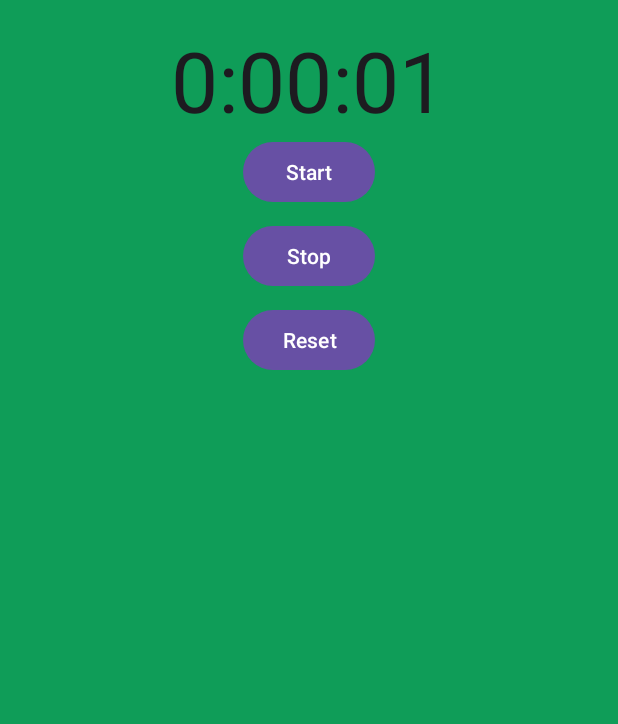
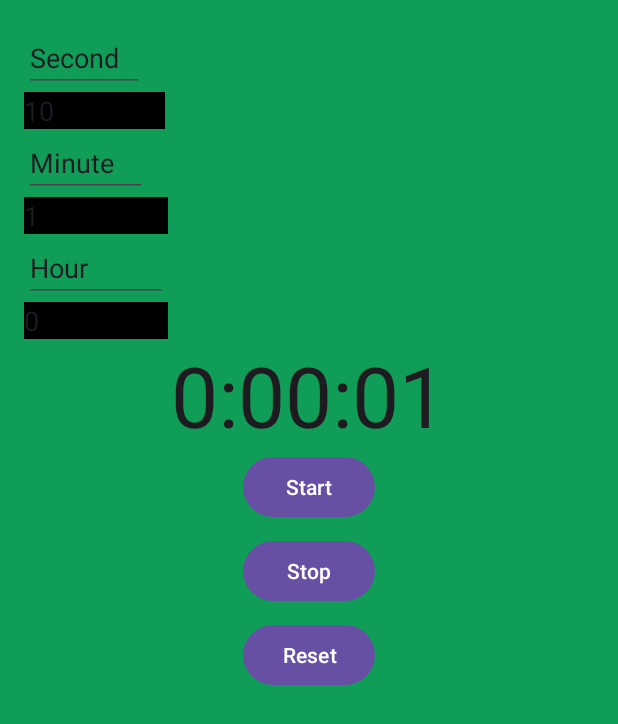
Before and after one commit to WilliamNorboe/Stopwatch-App, an Android app: the screen it shows after launch (MainActivity), after a tap on "Start", on a phone screen of 412 x 824 dp. Shown: the top 724 px of the screen. Run offline under Robolectric (Android 15) with nearby library versions, the light colour scheme and no system bars.

Commit message:
beeping works without pausing timer

```diff
--- a/app/src/main/java/org/geeksforgeeks/stopwatch/MainActivity.java
+++ b/app/src/main/java/org/geeksforgeeks/stopwatch/MainActivity.java
@@ -7,10 +7,19 @@ import android.os.Bundle;
 
 import android.os.Handler;
 import android.view.View;
+
+import java.io.File;
 import java.util.Locale;
+import java.util.Timer;
+import java.util.TimerTask;
 
+import android.widget.EditText;
 import android.widget.TextView;
 
+import org.w3c.dom.Document;
+
+import javax.xml.parsers.DocumentBuilder;
+import javax.xml.parsers.DocumentBuilderFactory;
 
 
 public class MainActivity extends AppCompatActivity{
@@ -31,7 +40,15 @@ public class MainActivity extends AppCompatActivity{
 
     private boolean wasRunning;
     MediaPlayer beep;
-
+    Timer time;
+    TimerTask interval = new TimerTask() {
+        @Override
+        public void run() {
+            beep.start();
+        }
+    };
+    int totalSecond = -1;
+    boolean beeping = false;
     @Override
     protected void onCreate(Bundle savedInstanceState)
     {
@@ -39,6 +56,11 @@ public class MainActivity extends AppCompatActivity{
         super.onCreate(savedInstanceState);
         beep = MediaPlayer.create(this, R.raw.beep);
         setContentView(R.layout.activity_main);
+
+        time = new Timer();
+
+//        time.schedule(test, 0, 600);
+//        time.schedule(test, 0, 2000);
         if (savedInstanceState != null) {
 
             // Get the previous state of the stopwatch
@@ -87,6 +109,7 @@ public class MainActivity extends AppCompatActivity{
     @Override
     protected void onResume()
     {
+        time = new Timer();
         super.onResume();
         if (wasRunning) {
             running = true;
@@ -99,8 +122,26 @@ public class MainActivity extends AppCompatActivity{
     // when the Start button is clicked.
     public void onClickStart(View view)
     {
+        if(totalSecond < 0){
+            EditText mEdit   = (EditText)findViewById(R.id.editText1);
+            String t = mEdit.getText().toString();
+            int second = Integer.parseInt(t);
+
+            mEdit   = (EditText)findViewById(R.id.editText);
+            t = mEdit.getText().toString();
+            int minute = Integer.parseInt(t);
+
+            mEdit = (EditText)findViewById(R.id.editText2);
+            t = mEdit.getText().toString();
+            int hour = Integer.parseInt(t);
+
+            totalSecond = 0;
+            totalSecond += hour * 3600;
+            totalSecond += minute * 60;
+            totalSecond += second;
+        }
         running = true;
-        beep.start();
+//        beep.start();
     }
 
     // Stop the stopwatch running
@@ -109,6 +150,10 @@ public class MainActivity extends AppCompatActivity{
     // when the Stop button is clicked.
     public void onClickStop(View view)
     {
+//        time.schedule(interval, 0, 0);
+        time.cancel();
+        time.purge();
+        beeping = false;
         running = false;
     }
 
@@ -120,7 +165,10 @@ public class MainActivity extends AppCompatActivity{
     {
         running = false;
         seconds = 0;
+        totalSecond = -1;
+        beeping = false;
     }
+
 
     // Sets the NUmber of seconds on the timer.
     // The runTimer() method uses a Handler
@@ -128,7 +176,6 @@ public class MainActivity extends AppCompatActivity{
     // update the text view.
     private void runTimer()
     {
-
         // Get the text view.
         final TextView timeView
                 = (TextView)findViewById(
@@ -153,7 +200,9 @@ public class MainActivity extends AppCompatActivity{
                 int minutes = (seconds % 3600) / 60;
                 int secs = seconds % 60;
 
-                if(secs == 5){
+                if(!beeping  && secs >= totalSecond - 60 && totalSecond != -1){
+                    time.schedule(interval, 0, 2000);
+                    beeping = true;
                     beep.start();
                 }
                 // Format the seconds into hours, minutes,
@@ -173,7 +222,6 @@ public class MainActivity extends AppCompatActivity{
                     seconds++;
                     System.out.println("arbitrary text");
                 }
-
                 // Post the code again
                 // with a delay of 1 second.
                 handler.postDelayed(this, 1000);
--- a/app/src/main/res/layout/activity_main.xml
+++ b/app/src/main/res/layout/activity_main.xml
@@ -10,6 +10,72 @@
     android:background="#0F9D58"
     android:padding="16dp"
     tools:context="org.geeksforgeeks.stopwatch.StopwatchActivity">
+
+    <EditText
+        android:id="@+id/editTextText"
+        android:layout_width="80dp"
+        android:layout_height="wrap_content"
+        android:ems="10"
+        android:inputType="text"
+        android:text="Second" />
+
+    <EditText
+        android:id="@+id/editText1"
+        android:layout_width="94dp"
+        android:layout_height="wrap_content"
+        android:layout_alignBottom="@+id/textView2"
+        android:layout_toRightOf="@+id/textView2"
+        android:background="#000000"
+        android:ems="10"
+        android:inputType="number"
+        android:text="10">
+
+        <requestFocus />
+    </EditText>
+
+    <EditText
+        android:id="@+id/editTextText2"
+        android:layout_width="82dp"
+        android:layout_height="wrap_content"
+        android:ems="10"
+        android:inputType="text"
+        android:text="Minute" />
+
+    <EditText
+        android:id="@+id/editText"
+        android:layout_width="96dp"
+        android:layout_height="wrap_content"
+        android:layout_alignBottom="@+id/textView2"
+        android:layout_toRightOf="@+id/textView2"
+        android:background="#000000"
+        android:ems="10"
+        android:inputType="number"
+        android:text="1">
+
+        <requestFocus />
+    </EditText>
+
+    <EditText
+        android:id="@+id/editTextText3"
+        android:layout_width="96dp"
+        android:layout_height="wrap_content"
+        android:ems="10"
+        android:inputType="text"
+        android:text="Hour" />
+
+    <EditText
+        android:id="@+id/editText2"
+        android:layout_width="96dp"
+        android:layout_height="wrap_content"
+        android:layout_alignBottom="@+id/textView2"
+        android:layout_toRightOf="@+id/textView2"
+        android:background="#000000"
+        android:ems="10"
+        android:inputType="number"
+        android:text="0">
+
+        <requestFocus />
+    </EditText>
 
     <TextView
 
@@ -37,6 +103,7 @@
 
     android:onClick="onClickStop"
     android:text="@string/stop" />
+
     <Button
 
         android:id="@+id/reset_button"
```
Lines whose indentation alone changed are shown as unchanged.
